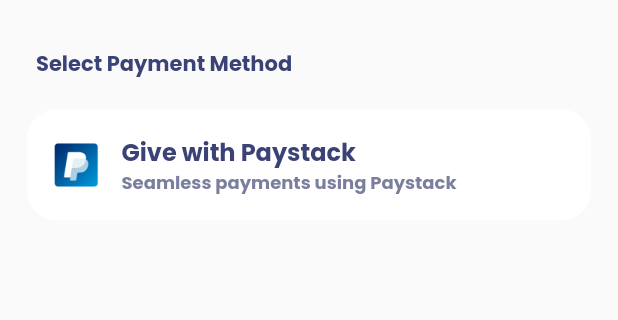
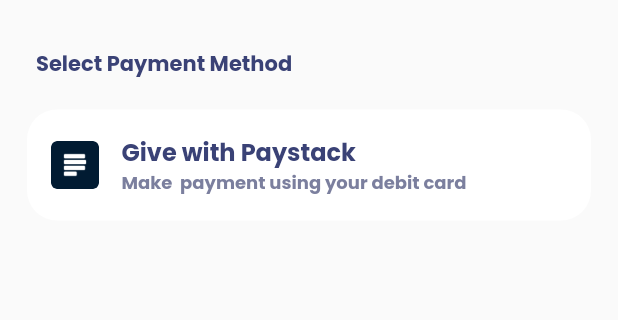
Before and after one commit to toni-21/grace-nation-ios, a Flutter app: the OnlineGiving screen opened by its route, on a phone screen of 412 x 824 dp, the part 84-404 px from its top. Run offline on Flutter 3.47's test engine with Material 2 defaults, Android fonts, the phone set to English and light mode, and no system bars; our stand-ins replace audio_service, audioplayers, carousel_slider, confetti, dropdown_search, dropdown_textfield and 10 more; missing offline and left inert: float_column, flutter_downloader, flutter_inappwebview; accounts and stored records are empty; project files that could hold a hidden picture were left out.

Commit message:
paystack icon change

```diff
--- a/lib/view/pages/giving/online_giving.dart
+++ b/lib/view/pages/giving/online_giving.dart
@@ -644,7 +644,7 @@
                                 decoration: BoxDecoration(
                                   image: DecorationImage(
                                       image: AssetImage(
-                                          'assets/images/paypal.png'),
+                                          'assets/images/paystack.png'),
                                       fit: BoxFit.contain),
                                   borderRadius: BorderRadius.all(
                                     Radius.circular(4),
@@ -669,7 +669,7 @@
 
                                   // SizedBox(height: 5),
                                   Text(
-                                    'Seamless payments using Paystack',
+                                    'Make  payment using your debit card',
                                     style: TextStyle(
                                         color: Color.fromRGBO(123, 127, 158, 1),
                                         fontWeight: FontWeight.bold,
```
Also changed, not shown: assets/images/paystack.png (added).
